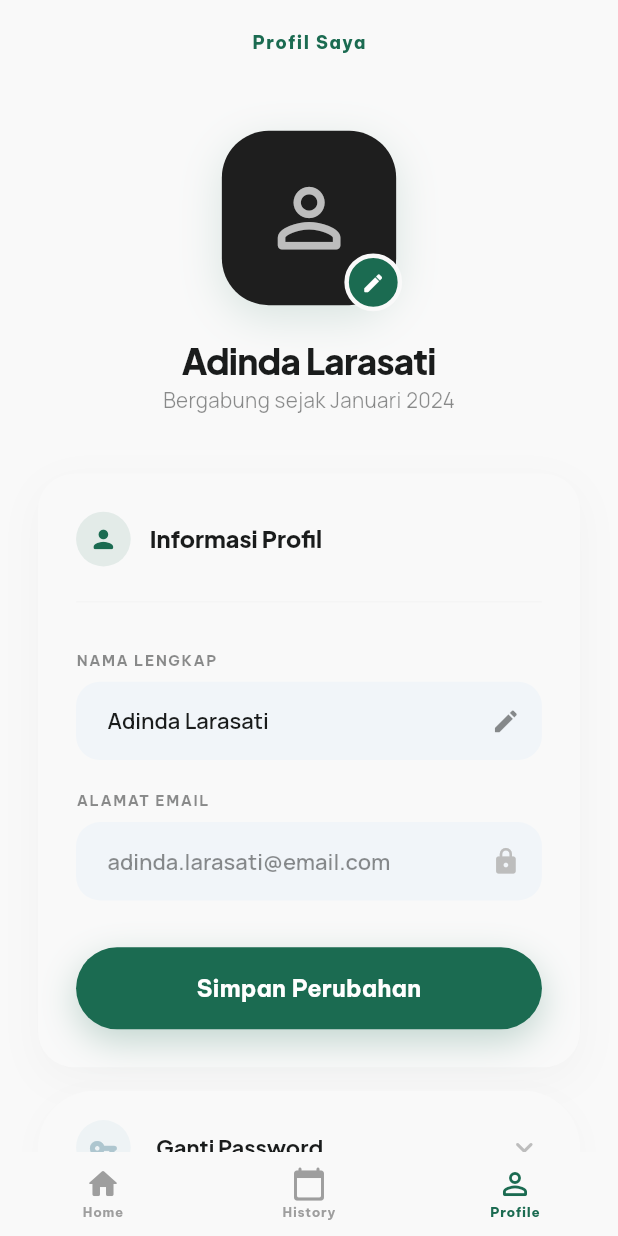
After one commit to ahmaadn/fem_psychmonitor, a Flutter app: the ProfilePage screen opened by its route, on a phone screen of 412 x 824 dp. The commit adds this screen. Run offline on Flutter 3.47's test engine with Material 3 defaults, Android fonts, the phone set to English and light mode, and no system bars; our stand-ins replace file_picker, flutter_hooks, flutter_screenutil, go_router, google_fonts and 3 more; missing offline and left inert: dart:ffi, encrypt, record, tflite_flutter.

Commit message:
feat: add ProfilePage and update routing to include profile navigation

```diff
--- /dev/null
+++ b/devtools_options.yaml
@@ -0,0 +1,3 @@
+description: This file stores settings for Dart & Flutter DevTools.
+documentation: https://docs.flutter.dev/tools/devtools/extensions#configure-extension-enablement-states
+extensions:
--- /dev/null
+++ b/lib/pages/main/profile_page.dart
@@ -0,0 +1,547 @@
+import 'package:fem_psychmonitor/app/config/app_colors.dart';
+import 'package:fem_psychmonitor/app/config/app_spacing.dart';
+import 'package:fem_psychmonitor/widgets/button_widget.dart';
+import 'package:fem_psychmonitor/widgets/custom_app_bar.dart';
+import 'package:flutter/material.dart';
+import 'package:flutter_screenutil/flutter_screenutil.dart';
+
+class ProfilePage extends StatefulWidget {
+  const ProfilePage({super.key});
+
+  @override
+  State<ProfilePage> createState() => _ProfilePageState();
+}
+
+class _ProfilePageState extends State<ProfilePage> {
+  // State untuk mengontrol Accordion Ganti Password
+  bool _isPasswordExpanded = false;
+
+  // State untuk menyimpan nilai dropdown Bahasa
+  String _selectedLanguage = 'Indonesia';
+  final List<String> _supportedLanguages = ['Indonesia', 'English'];
+
+  @override
+  Widget build(BuildContext context) {
+    return Scaffold(
+      backgroundColor: AppColors.background,
+      body: SafeArea(
+        bottom: false,
+        child: SingleChildScrollView(
+          child: Column(
+            children: [
+              CustomAppBar(
+                title: 'Profil Saya',
+                centerTitle: true,
+                showBackButton: false,
+                isScrollable: true,
+              ),
+
+              Padding(
+                padding: EdgeInsets.symmetric(horizontal: 24.w),
+                child: Column(
+                  children: [
+                    SizedBox(height: 32.h),
+
+                    // ==========================================
+                    // PROFILE AVATAR
+                    // ==========================================
+                    Stack(
+                      clipBehavior: Clip.none,
+                      children: [
+                        Container(
+                          width: 110.w,
+                          height: 110.w,
+                          decoration: BoxDecoration(
+                            color: const Color(
+                              0xFF1E1E1E,
+                            ), // Warna abu-abu gelap
+                            borderRadius: BorderRadius.circular(32.r),
+                            boxShadow: [
+                              BoxShadow(
+                                color: AppColors.primary.withValues(
+                                  alpha: 0.15,
+                                ),
+                                blurRadius: 24,
+                                offset: const Offset(0, 8),
+                              ),
+                            ],
+                          ),
+                          child: Center(
+                            child: Icon(
+                              Icons.person_outline_rounded,
+                              size: 64.sp,
+                              color: Colors.grey.shade400,
+                            ),
+                          ),
+                        ),
+
+                        Positioned(
+                          bottom: -4,
+                          right: -4,
+                          child: Container(
+                            padding: EdgeInsets.all(8.w),
+                            decoration: BoxDecoration(
+                              color: AppColors.primary, // Trust Blue
+                              shape: BoxShape.circle,
+                              border: Border.all(
+                                color: AppColors.background,
+                                width: 3,
+                              ),
+                            ),
+                            child: Icon(
+                              Icons.edit_rounded,
+                              size: 16.sp,
+                              color: Colors.white,
+                            ),
+                          ),
+                        ),
+                      ],
+                    ),
+
+                    SizedBox(height: 24.h),
+
+                    // ==========================================
+                    // USER NAME & JOIN DATE
+                    // ==========================================
+                    Text(
+                      'Adinda Larasati',
+                      style: Theme.of(context).textTheme.displayLarge?.copyWith(
+                        fontSize: 24.sp,
+                        fontWeight: FontWeight.w800,
+                        letterSpacing: -0.5,
+                      ),
+                    ),
+
+                    SizedBox(height: 4.h),
+
+                    Text(
+                      'Bergabung sejak Januari 2024',
+                      style: Theme.of(context).textTheme.bodyMedium?.copyWith(
+                        fontSize: 14.sp,
+                        color: AppColors.onSurface.withValues(alpha: 0.5),
+                      ),
+                    ),
+
+                    SizedBox(height: 40.h),
+
+                    // ==========================================
+                    // CARD: INFORMASI PROFIL
+                    // ==========================================
+                    Container(
+                      padding: EdgeInsets.all(24.w),
+                      decoration: BoxDecoration(
+                        color: AppColors.background,
+                        borderRadius: BorderRadius.circular(AppRadius.xl),
+                        boxShadow: [
+                          BoxShadow(
+                            color: Colors.black.withValues(alpha: 0.03),
+                            blurRadius: 24,
+                            offset: const Offset(0, 8),
+                          ),
+                        ],
+                      ),
+                      child: Column(
+                        crossAxisAlignment: CrossAxisAlignment.start,
+                        children: [
+                          Row(
+                            children: [
+                              Container(
+                                padding: EdgeInsets.all(8.w),
+                                decoration: BoxDecoration(
+                                  color: AppColors.primary.withValues(
+                                    alpha: 0.1,
+                                  ),
+                                  shape: BoxShape.circle,
+                                ),
+                                child: Icon(
+                                  Icons.person_rounded,
+                                  size: 20.sp,
+                                  color: AppColors.primary,
+                                ),
+                              ),
+                              SizedBox(width: 12.w),
+                              Text(
+                                'Informasi Profil',
+                                style: Theme.of(context)
+                                    .textTheme
+                                    .headlineMedium
+                                    ?.copyWith(
+                                      fontSize: 16.sp,
+                                      fontWeight: FontWeight.w800,
+                                    ),
+                              ),
+                            ],
+                          ),
+
+                          SizedBox(height: 16.h),
+                          Divider(color: Colors.grey.shade100, thickness: 1),
+                          SizedBox(height: 24.h),
+
+                          _buildProfileTextField(
+                            context,
+                            label: 'NAMA LENGKAP',
+                            initialValue: 'Adinda Larasati',
+                            suffixIcon: Icons.edit_rounded,
+                          ),
+
+                          SizedBox(height: 20.h),
+
+                          _buildProfileTextField(
+                            context,
+                            label: 'ALAMAT EMAIL',
+                            initialValue: 'adinda.larasati@email.com',
+                            suffixIcon: Icons.lock_rounded,
+                            isReadOnly: true,
+                          ),
+
+                          SizedBox(height: 32.h),
+
+                          PrimaryButton(
+                            text: 'Simpan Perubahan',
+                            onPressed: () {},
+                          ),
+                        ],
+                      ),
+                    ),
+
+                    SizedBox(height: 16.h),
+
+                    // ==========================================
+                    // CARD: GANTI PASSWORD (ACCORDION)
+                    // ==========================================
+                    Container(
+                      padding: EdgeInsets.symmetric(
+                        horizontal: 24.w,
+                        vertical: 20.h,
+                      ),
+                      decoration: BoxDecoration(
+                        color: AppColors.background,
+                        // Menyesuaikan radius saat tertutup (pill) vs saat terbuka (card)
+                        borderRadius: BorderRadius.circular(
+                          _isPasswordExpanded ? AppRadius.xl : AppRadius.full,
+                        ),
+                        boxShadow: [
+                          BoxShadow(
+                            color: Colors.black.withValues(alpha: 0.02),
+                            blurRadius: 15,
+                            offset: const Offset(0, 4),
+                          ),
+                        ],
+                      ),
+                      child: Column(
+                        children: [
+                          // Header (Clickable)
+                          GestureDetector(
+                            onTap: () {
+                              setState(() {
+                                _isPasswordExpanded = !_isPasswordExpanded;
+                              });
+                            },
+                            child: Row(
+                              children: [
+                                Container(
+                                  padding: EdgeInsets.all(8.w),
+                                  decoration: BoxDecoration(
+                                    color: AppColors
+                                        .infoSurface, // Warna ungu ringan
+                                    shape: BoxShape.circle,
+                                  ),
+                                  child: Icon(
+                                    Icons.vpn_key_rounded,
+                                    color: AppColors.info,
+                                    size: 20.sp,
+                                  ),
+                                ),
+                                SizedBox(width: 16.w),
+                                Expanded(
+                                  child: Text(
+                                    'Ganti Password',
+                                    style: Theme.of(context)
+                                        .textTheme
+                                        .headlineMedium
+                                        ?.copyWith(
+                                          fontSize: 15.sp,
+                                          fontWeight: FontWeight.w700,
+                                        ),
+                                  ),
+                                ),
+                                // Animasi rotasi panah
+                                AnimatedRotation(
+                                  turns: _isPasswordExpanded ? 0.5 : 0.0,
+                                  duration: const Duration(milliseconds: 300),
+                                  child: Icon(
+                                    Icons.keyboard_arrow_down_rounded,
+                                    color: Colors.grey.shade400,
+                                    size: 24.sp,
+                                  ),
+                                ),
+                              ],
+                            ),
+                          ),
+
+                          // Body Accordion (Expandable Fields)
+                          AnimatedSize(
+                            duration: const Duration(milliseconds: 300),
+                            curve: Curves.easeInOut,
+                            alignment: Alignment.topCenter,
+                            child: !_isPasswordExpanded
+                                ? const SizedBox.shrink()
+                                : Column(
+                                    children: [
+                                      SizedBox(height: 24.h),
+                                      _buildProfileTextField(
+                                        context,
+                                        label: 'PASSWORD SAAT INI',
+                                        initialValue: '........',
+                                        isPassword: true,
+                                      ),
+                                      SizedBox(height: 16.h),
+                                      _buildProfileTextField(
+                                        context,
+                                        label: 'PASSWORD BARU',
+                                        initialValue: '........',
+                                        isPassword: true,
+                                      ),
+                                      SizedBox(height: 16.h),
+                                      _buildProfileTextField(
+                                        context,
+                                        label: 'KONFIRMASI PASSWORD BARU',
+                                        initialValue: '........',
+                                        isPassword: true,
+                                      ),
+                                      SizedBox(height: 24.h),
+                                      PrimaryButton(
+                                        text: 'Simpan Perubahan',
+                                        onPressed: () {
+                                          // Aksi simpan password baru
+                                        },
+                                      ),
+                                      SizedBox(height: 8.h),
+                                    ],
+                                  ),
+                          ),
+                        ],
+                      ),
+                    ),
+
+                    SizedBox(height: 16.h),
+
+                    // ==========================================
+                    // CARD: BAHASA (DROPDOWN)
+                    // ==========================================
+                    Container(
+                      padding: EdgeInsets.symmetric(
+                        horizontal: 24.w,
+                        vertical: 16.h,
+                      ),
+                      decoration: BoxDecoration(
+                        color: Colors.white,
+                        borderRadius: BorderRadius.circular(AppRadius.full),
+                        boxShadow: [
+                          BoxShadow(
+                            color: Colors.black.withValues(alpha: 0.02),
+                            blurRadius: 15,
+                            offset: const Offset(0, 4),
+                          ),
+                        ],
+                      ),
+                      child: Row(
+                        children: [
+                          Container(
+                            padding: EdgeInsets.all(8.w),
+                            decoration: BoxDecoration(
+                              color: const Color(
+                                0xFFE0F2FE,
+                              ), // Warna hijau/teal pucat aksen
+                              shape: BoxShape.circle,
+                            ),
+                            child: Icon(
+                              Icons.translate_rounded,
+                              color: const Color(0xFF0369A1),
+                              size: 20.sp,
+                            ),
+                          ),
+                          SizedBox(width: 16.w),
+                          Expanded(
+                            child: Text(
+                              'Bahasa',
+                              style: Theme.of(context).textTheme.headlineMedium
+                                  ?.copyWith(
+                                    fontSize: 15.sp,
+                                    fontWeight: FontWeight.w700,
+                                  ),
+                            ),
+                          ),
+                          // Widget Dropdown
+                          Container(
+                            padding: EdgeInsets.symmetric(
+                              horizontal: 16.w,
+                              vertical: 0.h,
+                            ),
+                            decoration: BoxDecoration(
+                              color: Colors.grey.shade100,
+                              borderRadius: BorderRadius.circular(
+                                AppRadius.full,
+                              ),
+                            ),
+                            child: DropdownButtonHideUnderline(
+                              child: DropdownButton<String>(
+                                value: _selectedLanguage,
+                                icon: Padding(
+                                  padding: EdgeInsets.only(left: 8.w),
+                                  child: Icon(
+                                    Icons.keyboard_arrow_down_rounded,
+                                    size: 16.sp,
+                                    color: Colors.grey.shade600,
+                                  ),
+                                ),
+                                style: Theme.of(context).textTheme.labelSmall
+                                    ?.copyWith(
+                                      fontSize: 11.sp,
+                                      fontWeight: FontWeight.w600,
+                                      color: AppColors.onSurface.withValues(
+                                        alpha: 0.8,
+                                      ),
+                                    ),
+                                borderRadius: BorderRadius.circular(
+                                  AppRadius.lg,
+                                ),
+                                dropdownColor: Colors.white,
+                                items: _supportedLanguages.map((String value) {
+                                  return DropdownMenuItem<String>(
+                                    value: value,
+                                    child: Text(value),
+                                  );
+                                }).toList(),
+                                onChanged: (String? newValue) {
+                                  if (newValue != null) {
+                                    setState(() {
+                                      _selectedLanguage = newValue;
+                                    });
+                                  }
+                                },
+                              ),
+                            ),
+                          ),
+                        ],
+                      ),
+                    ),
+
+                    SizedBox(height: 48.h),
+
+                    // ==========================================
+                    // BUTTON: KELUAR (LOGOUT)
+                    // ==========================================
+                    GestureDetector(
+                      onTap: () {
+                        // Aksi Logout
+                      },
+                      child: Container(
+                        width: double.infinity,
+                        padding: EdgeInsets.symmetric(vertical: 16.h),
+                        decoration: BoxDecoration(
+                          color: const Color(
+                            0xFFE2E8F0,
+                          ), // Slate 200 (Abu-abu lembut)
+                          borderRadius: BorderRadius.circular(AppRadius.full),
+                        ),
+                        child: Row(
+                          mainAxisAlignment: MainAxisAlignment.center,
+                          children: [
+                            Icon(
+                              Icons.logout_rounded,
+                              color: AppColors.warning,
+                              size: 20.sp,
+                            ),
+                            SizedBox(width: 8.w),
+                            Text(
+                              'Keluar',
+                              style: Theme.of(context).textTheme.labelLarge
+                                  ?.copyWith(
+                                    fontSize: 14.sp,
+                                    fontWeight: FontWeight.w800,
+                                    color: AppColors.warning, // Warna merah
+                                  ),
+                            ),
+                          ],
+                        ),
+                      ),
+                    ),
+
+                    SizedBox(
+                      height: 120.h,
+                    ), // Ruang ekstra untuk Bottom Navigation
+                  ],
+                ),
+              ),
+            ],
+          ),
+        ),
+      ),
+    );
+  }
+
+  // --- KOMPONEN: TEXT FIELD KHUSUS PROFIL ---
+  Widget _buildProfileTextField(
+    BuildContext context, {
+    required String label,
+    required String initialValue,
+    IconData? suffixIcon,
+    bool isReadOnly = false,
+    bool isPassword = false, // Menambahkan parameter password
+  }) {
+    return Column(
+      crossAxisAlignment: CrossAxisAlignment.start,
+      children: [
+        Text(
+          label,
+          style: Theme.of(context).textTheme.labelSmall?.copyWith(
+            fontSize: 10.sp,
+            fontWeight: FontWeight.w700,
+            color: AppColors.onSurface.withValues(alpha: 0.5),
+            letterSpacing: 1.0,
+          ),
+        ),
+        SizedBox(height: 8.h),
+        TextFormField(
+          initialValue: initialValue,
+          readOnly: isReadOnly,
+          obscureText:
+              isPassword, // Mengamankan input berupa titik-titik (....)
+          obscuringCharacter: '•',
+          style: Theme.of(context).textTheme.bodyMedium?.copyWith(
+            fontSize: 15.sp,
+            fontWeight: FontWeight.w600,
+            color: isReadOnly
+                ? AppColors.onSurface.withValues(alpha: 0.5)
+                : AppColors.onSurface,
+            letterSpacing: isPassword
+                ? 2.0
+                : 0.0, // Jika password, beri jarak antar titik
+          ),
+          decoration: InputDecoration(
+            fillColor: const Color(0xFFF1F5F9), // Slate 100
+            filled: true,
+            contentPadding: EdgeInsets.symmetric(
+              horizontal: 16.w,
+              vertical: 16.h,
+            ),
+            border: OutlineInputBorder(
+              borderRadius: BorderRadius.circular(AppRadius.lg),
+              borderSide: BorderSide.none,
+            ),
+            suffixIcon: suffixIcon != null
+                ? Icon(
+                    suffixIcon,
+                    color: isReadOnly
+                        ? Colors.grey.shade400
+                        : AppColors.onSurface.withValues(alpha: 0.5),
+                    size: 20.sp,
+                  )
+                : null,
+          ),
+        ),
+      ],
+    );
+  }
+}
--- a/lib/routes/app_routes.dart
+++ b/lib/routes/app_routes.dart
@@ -4,6 +4,7 @@ import 'package:fem_psychmonitor/pages/main/history_page.dart';
 import 'package:fem_psychmonitor/pages/main/home_page.dart';
 import 'package:fem_psychmonitor/pages/auth/login_page.dart';
 import 'package:fem_psychmonitor/pages/auth/register_page.dart';
+import 'package:fem_psychmonitor/pages/main/profile_page.dart';
 import 'package:fem_psychmonitor/pages/main_layout.dart';
 import 'package:fem_psychmonitor/pages/recording/ai_processing_page.dart';
 import 'package:fem_psychmonitor/pages/recording/analysis_result_page.dart';
@@ -93,7 +94,7 @@ class AppRouter {
                 path: '/profile',
                 name: RouteNames.profile,
                 builder: (BuildContext context, GoRouterState state) {
-                  return HomePage();
+                  return ProfilePage();
                 },
               ),
             ],
```
Also changed, not shown: 4 other files.
